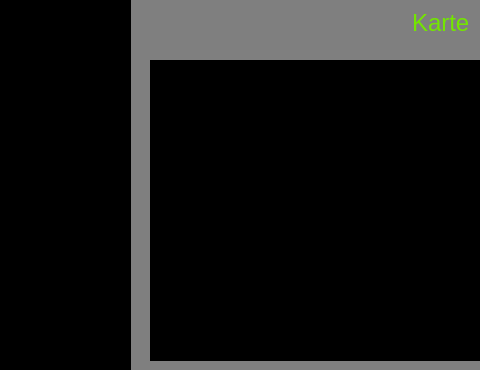
First picture: the form in SpieleprogrammierungQT/mainwindow.ui, repository EmiliaJacob/Console-game-2021, before the edit; both pictures show x 480 to 960 and y 0 to 370 of the 1232 by 761 pixel window.
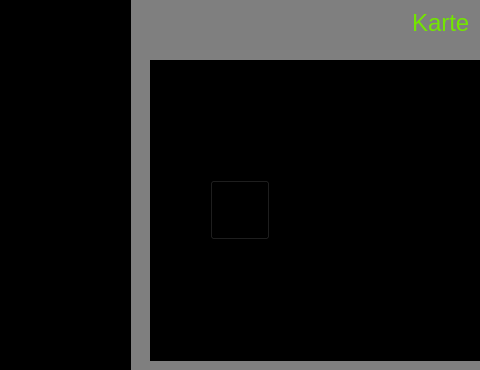
Second picture: the form after the edit. Icons and pictures are not drawn.

The edit to the form file:
```diff
--- a/SpieleprogrammierungQT/mainwindow.ui
+++ b/SpieleprogrammierungQT/mainwindow.ui
@@ -2281,16 +2281,19 @@
               <height>60</height>
              </size>
             </property>
+            <property name="autoFillBackground">
+             <bool>true</bool>
+            </property>
             <property name="styleSheet">
-             <string notr="true">background-image:url(./sorcebilder/12ow.png);
-background-image:url(./sorcebilder/0.png);
-border: 0px solid;
-border-color: rgb(255, 255, 255);
-</string>
+             <string notr="true">
+color: rgb(170, 255, 127);</string>
             </property>
             <property name="text">
              <string/>
             </property>
+            <property name="flat">
+             <bool>false</bool>
+            </property>
            </widget>
           </item>
           <item row="1" column="6">
```
Left out of the diff: 66 changed lines with no effect on the pictures.
